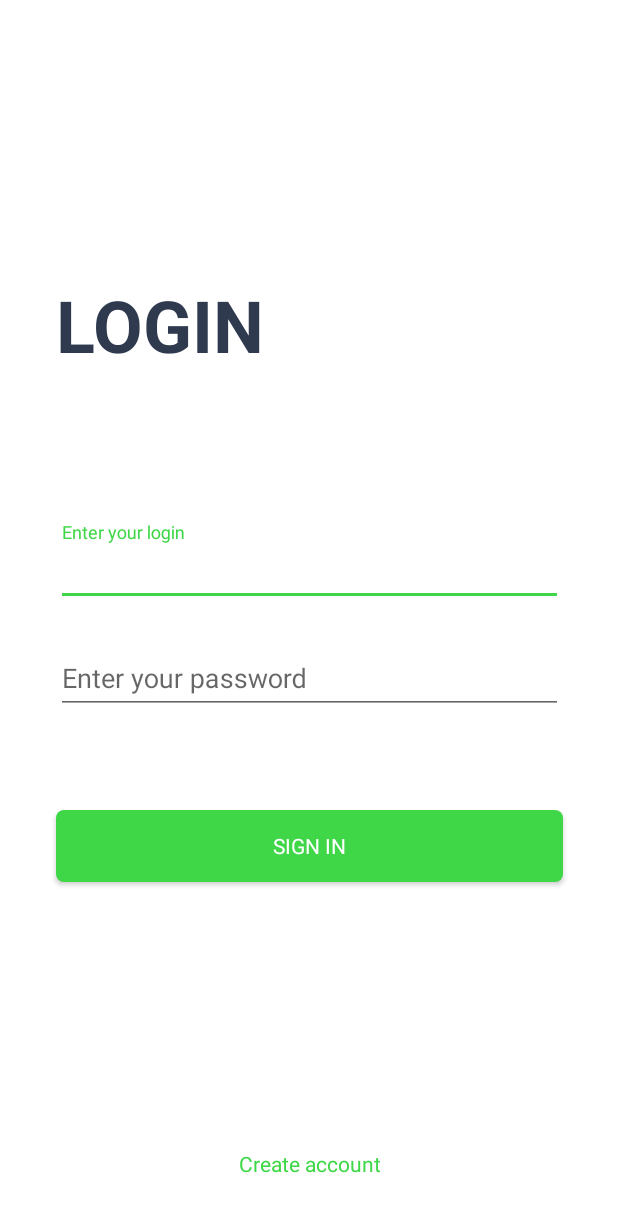
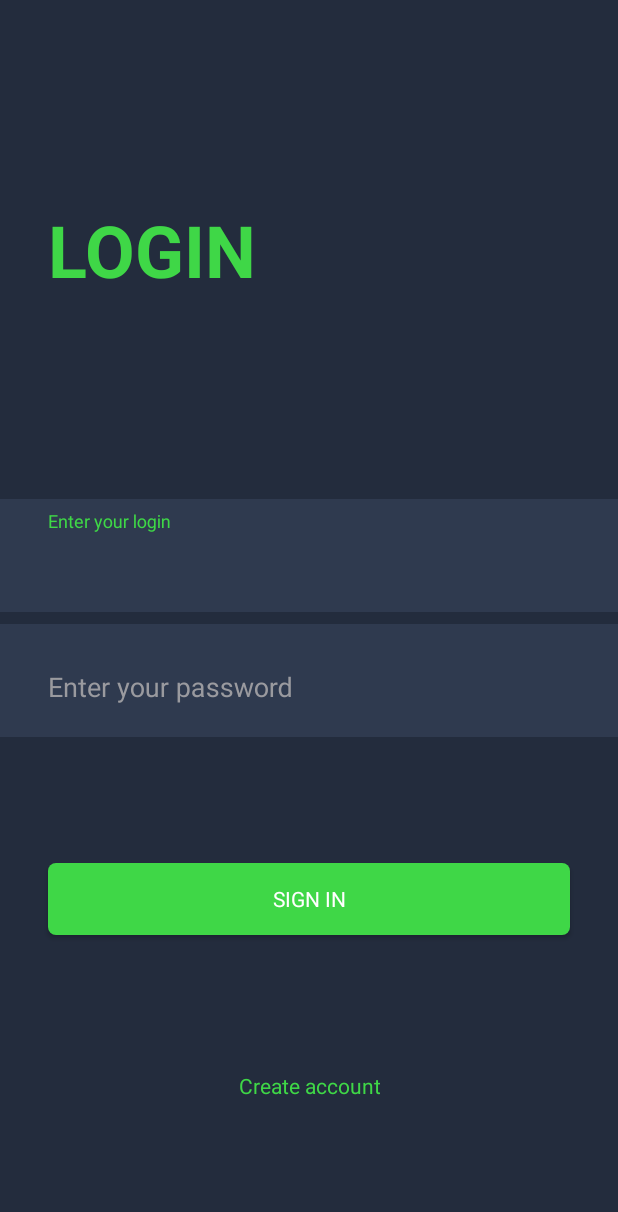
Before and after one commit to stoievyevhenii/DevCorner_Android, an Android app: the screen it shows after launch (MainActivity), on a phone screen of 412 x 824 dp. Shown: the top 1212 px of the screen. Run offline under Robolectric (Android 15) with nearby library versions, the phone set to English and light mode, and no system bars.

```diff
--- a/app/src/main/AndroidManifest.xml
+++ b/app/src/main/AndroidManifest.xml
@@ -17,7 +17,7 @@
         <!-- Login page -->
         <activity
             android:name=".MainActivity"
-            android:theme="@style/LoginPage">
+            android:theme="@style/AppTheme.NoActionBar">
             <intent-filter>
                 <action android:name="android.intent.action.MAIN" />
 
--- a/app/src/main/java/com/stoiev/devcorner/MainActivity.java
+++ b/app/src/main/java/com/stoiev/devcorner/MainActivity.java
@@ -2,9 +2,16 @@ package com.stoiev.devcorner;
 
 import androidx.appcompat.app.AppCompatActivity;
 
+import android.content.Context;
 import android.content.Intent;
 import android.os.Bundle;
+import android.util.Log;
 import android.view.View;
+import android.widget.EditText;
+import android.widget.Toast;
+
+import java.util.ArrayList;
+import java.util.List;
 
 public class MainActivity extends AppCompatActivity {
 
@@ -14,8 +21,57 @@ public class MainActivity extends AppCompatActivity {
         setContentView(R.layout.activity_main);
     }
 
-    public void NextPage(View view) {
-        Intent homeForm = new Intent (this,Home.class);
-        startActivity(homeForm);
+    ///////////
+    // Login //
+    ///////////
+
+    public void checkData(View view) {
+        LoginData getData = new LoginData();
+        // Login data
+        EditText loginField = findViewById(R.id.login);
+        String fieldLoginData = loginField.getText().toString();
+        String loginData = getData.getLogin();
+
+        // Passwd data
+        EditText passwdField = findViewById(R.id.passwd);
+        String fieldPasswdData = passwdField.getText().toString();
+        String passwdData = getData.getPasswd();
+
+        // Check login data
+        if (fieldLoginData.equals(loginData) && fieldPasswdData.equals(passwdData)) {
+            Intent homeForm = new Intent(this, Home.class);
+            startActivity(homeForm);
+            finish();
+        } else if (!fieldLoginData.equals(loginData)){
+            showMessage("Incorrect login");
+        } else if(!fieldPasswdData.equals(passwdData)){
+            showMessage("Incorrect password");
+        } else{
+            showMessage("Incorrect login and password");
+        }
+    }
+
+    private void showMessage(String messageContext){
+        Context context = getApplicationContext();
+        CharSequence messageText = messageContext;
+        int duration = Toast.LENGTH_SHORT;
+        Toast toast = Toast.makeText(context, messageText, duration);
+        toast.show();
     }
 }
+
+class LoginData {
+    private String login = "yevheniich";
+    private String password = "qwerty";
+
+    public LoginData() {
+    }
+
+    public String getLogin() {
+        return login;
+    }
+
+    public String getPasswd() {
+        return password;
+    }
+}
--- /dev/null
+++ b/app/src/main/res/drawable/input_field_style.xml
@@ -0,0 +1,5 @@
+<shape xmlns:android="http://schemas.android.com/apk/res/android"
+    android:shape="rectangle">
+    <corners android:radius="3dp" />
+    <solid android:color="@android:color/transparent" />
+</shape>
--- a/app/src/main/res/layout/activity_main.xml
+++ b/app/src/main/res/layout/activity_main.xml
@@ -4,51 +4,28 @@
     xmlns:tools="http://schemas.android.com/tools"
     android:layout_width="match_parent"
     android:layout_height="match_parent"
-    tools:context=".MainActivity"
-    android:background="@android:color/white">
-
-    <TextView
-        android:id="@+id/textView"
-        android:layout_width="338dp"
-        android:layout_height="245dp"
-        android:layout_marginStart="24dp"
-        android:layout_marginTop="100dp"
-        android:layout_marginEnd="24dp"
-        android:layout_marginBottom="15dp"
-        android:gravity="center"
-        android:text="@string/login"
-        android:textAlignment="viewStart"
-
-        android:textAppearance="@style/TextAppearance.AppCompat.Large"
-        android:textColor="@color/colorPrimary"
-        android:textSize="48dp"
-        android:textStyle="bold"
-        app:layout_constraintBottom_toTopOf="@+id/loginField"
-        app:layout_constraintEnd_toEndOf="parent"
-        app:layout_constraintHorizontal_bias="0.52"
-        app:layout_constraintStart_toStartOf="parent"
-        app:layout_constraintTop_toTopOf="parent" />
+    android:background="@color/colorPrimaryDark"
+    tools:context=".MainActivity">
 
     <Button
         android:id="@+id/sign_in"
         style="@style/btnTheme"
-        android:layout_width="338dp"
+        android:layout_width="0dp"
         android:layout_height="wrap_content"
-        android:layout_marginStart="8dp"
-        android:layout_marginTop="64dp"
-        android:layout_marginEnd="8dp"
-        android:layout_marginBottom="48dp"
+        android:layout_marginStart="32dp"
+        android:layout_marginTop="32dp"
+        android:layout_marginEnd="32dp"
+        android:layout_marginBottom="24dp"
         android:background="@drawable/btn_style"
-        android:onClick="NextPage"
+        android:onClick="checkData"
         android:text="@string/signIn"
         android:textAlignment="center"
         android:textStyle="bold"
-        app:layout_constraintBottom_toBottomOf="parent"
+        app:layout_constraintBottom_toTopOf="@+id/createAccount"
         app:layout_constraintEnd_toEndOf="parent"
         app:layout_constraintHorizontal_bias="0.508"
         app:layout_constraintStart_toStartOf="parent"
-        app:layout_constraintTop_toBottomOf="@+id/textInputLayout"
-        app:layout_constraintVertical_bias="0.0" />
+        app:layout_constraintTop_toBottomOf="@+id/textInputLayout" />
 
     <Button
         android:id="@+id/createAccount"
@@ -61,51 +38,98 @@
         android:text="@string/create"
         app:layout_constraintBottom_toBottomOf="parent"
         app:layout_constraintEnd_toEndOf="parent"
-        app:layout_constraintStart_toStartOf="parent" />
+        app:layout_constraintStart_toStartOf="parent"
+        app:layout_constraintTop_toBottomOf="@+id/sign_in" />
+
+    <TextView
+        android:id="@+id/textView"
+        android:layout_width="0dp"
+        android:layout_height="0dp"
+        android:layout_marginStart="32dp"
+        android:layout_marginTop="24dp"
+        android:layout_marginEnd="32dp"
+        android:layout_marginBottom="24dp"
+
+
+        android:gravity="center|left"
+        android:text="@string/login"
+        android:textAppearance="@style/TextAppearance.AppCompat.Large"
+        android:textColor="@color/colorAccent"
+        android:textSize="48dp"
+        android:textStyle="bold"
+        app:layout_constraintBottom_toTopOf="@+id/loginField"
+        app:layout_constraintEnd_toEndOf="parent"
+        app:layout_constraintHorizontal_bias="0.52"
+        app:layout_constraintStart_toStartOf="parent"
+        app:layout_constraintTop_toTopOf="parent"
+        app:layout_constraintVertical_bias="1.0" />
 
     <com.google.android.material.textfield.TextInputLayout
         android:id="@+id/loginField"
-        android:layout_width="338dp"
+        android:layout_width="0dp"
         android:layout_height="wrap_content"
-        android:layout_marginStart="24dp"
-        android:layout_marginTop="24dp"
-        android:layout_marginEnd="24dp"
+        android:background="@color/colorPrimary"
+        android:gravity="center|center_horizontal|center_vertical"
+        android:paddingLeft="32dp"
+        android:paddingTop="8dp"
+        android:paddingRight="32dp"
+        android:paddingBottom="8dp"
+        android:textColorHint="@color/nonAccent"
         app:hintAnimationEnabled="true"
         app:layout_constraintBottom_toTopOf="@+id/textInputLayout"
         app:layout_constraintEnd_toEndOf="parent"
         app:layout_constraintStart_toStartOf="parent"
         app:layout_constraintTop_toTopOf="parent"
-        app:layout_constraintVertical_chainStyle="packed">
+        app:layout_constraintVertical_chainStyle="packed"
+        app:passwordToggleTint="@color/colorAccent">
 
         <com.google.android.material.textfield.TextInputEditText
+            android:id="@+id/login"
             android:layout_width="match_parent"
-            android:layout_height="wrap_content"
+            android:layout_height="match_parent"
+            android:layout_gravity="center"
+            android:background="@drawable/input_field_style"
+            android:elegantTextHeight="false"
             android:hint="@string/loginHint"
             android:maxLines="1"
-            android:singleLine="true" />
+            android:paddingTop="12dp"
+            android:paddingBottom="12dp"
+            android:singleLine="true"
+            android:textColor="@color/colorAccent" />
     </com.google.android.material.textfield.TextInputLayout>
 
     <com.google.android.material.textfield.TextInputLayout
 
         android:id="@+id/textInputLayout"
-        android:layout_width="338dp"
+        android:layout_width="0dp"
         android:layout_height="wrap_content"
-        android:layout_marginStart="24dp"
-        android:layout_marginTop="16dp"
-        android:layout_marginEnd="24dp"
-
-        android:layout_marginBottom="24dp"
+        android:layout_marginTop="8dp"
+        android:background="@color/colorPrimary"
+        android:gravity="center_horizontal|center_vertical"
+        android:paddingLeft="32dp"
+        android:paddingTop="8dp"
+        android:paddingRight="32dp"
+        android:paddingBottom="8dp"
+        android:textColorHint="@color/nonAccent"
         app:layout_constraintBottom_toBottomOf="parent"
         app:layout_constraintEnd_toEndOf="parent"
         app:layout_constraintStart_toStartOf="parent"
         app:layout_constraintTop_toBottomOf="@+id/loginField">
 
         <com.google.android.material.textfield.TextInputEditText
-            android:id="@+id/passwdField"
+            android:id="@+id/passwd"
             android:layout_width="match_parent"
-            android:layout_height="wrap_content"
+            android:layout_height="match_parent"
+            android:layout_gravity="center|center_horizontal|center_vertical"
+            android:background="@drawable/input_field_style"
+            android:foregroundGravity="center_vertical|center_horizontal"
             android:hint="@string/passwordHint"
-            android:singleLine="true" />
+            android:maxLines="1"
+            android:paddingTop="12dp"
+            android:paddingBottom="12dp"
+            android:singleLine="true"
+            android:textColor="@color/nonAccent"
+            android:textColorHint="@color/nonAccent" />
     </com.google.android.material.textfield.TextInputLayout>
 
 
--- a/app/src/main/res/values-v23/styles.xml
+++ b/app/src/main/res/values-v23/styles.xml
@@ -5,7 +5,7 @@
         <item name="colorPrimary">@color/colorPrimary</item>
         <item name="colorPrimaryDark">@color/colorPrimaryDark</item>
         <item name="colorAccent">@color/colorAccent</item>
-        <item name="android:navigationBarColor">@color/colorPrimary</item>
+        <item name="android:navigationBarColor">@color/colorPrimaryDark</item>
     </style>
 
 
--- a/app/src/main/res/values-v27/styles.xml
+++ b/app/src/main/res/values-v27/styles.xml
@@ -5,7 +5,7 @@
         <item name="colorPrimary">@color/colorPrimary</item>
         <item name="colorPrimaryDark">@color/colorPrimaryDark</item>
         <item name="colorAccent">@color/colorAccent</item>
-        <item name="android:navigationBarColor">@color/colorPrimary</item>
+        <item name="android:navigationBarColor">@color/colorPrimaryDark</item>
     </style>
 
     <style name="LoginPage" parent="AppTheme">
```
